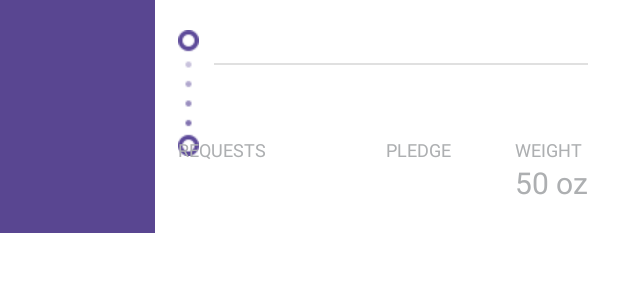
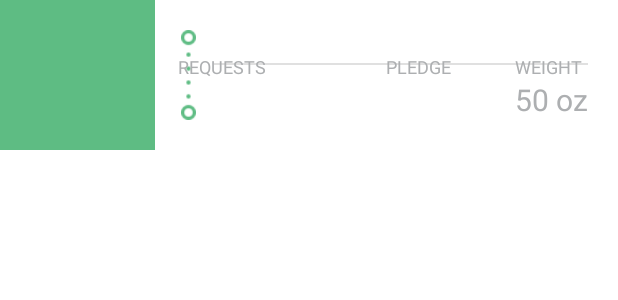
Before and after one commit to smensulaiman/Sticky-Note, an Android app: the layout cell_title_layout.xml on its own in the app's theme, with its tools: preview values and no code run, on a phone screen of 412 x 824 dp. Shown: the top 300 px of the screen. Run offline under Robolectric (Android 15) with nearby library versions, the phone set to English and light mode, and no system bars; Roboto replaces fonts that are not available here.

Commit message:
code update

```diff
--- a/app/src/main/res/layout/cell_title_layout.xml
+++ b/app/src/main/res/layout/cell_title_layout.xml
@@ -1,6 +1,6 @@
 <?xml version="1.0" encoding="utf-8"?>
 <LinearLayout xmlns:android="http://schemas.android.com/apk/res/android"
-              android:layout_width="match_parent"
+              xmlns:app="http://schemas.android.com/apk/res-auto" android:layout_width="match_parent"
               android:layout_height="wrap_content"
               android:background="@color/bgContent"
               android:baselineAligned="false"
@@ -9,9 +9,9 @@
     <!-- LEFT TITLE PART -->
     <RelativeLayout
             android:layout_width="match_parent"
-            android:layout_height="155dp"
+            android:layout_height="100dp"
             android:layout_weight="3"
-            android:background="@color/bgTitleLeft"
+            android:background="@color/color_green"
             android:gravity="center_horizontal"
             android:orientation="vertical"
             android:paddingBottom="20dp"
@@ -66,12 +66,13 @@
         <ImageView
                 android:id="@+id/title_from_to_dots"
                 android:layout_width="wrap_content"
-                android:layout_height="wrap_content"
+                android:layout_height="@dimen/_50sdp"
                 android:layout_alignParentLeft="true"
                 android:layout_alignParentStart="true"
                 android:layout_marginEnd="10dp"
                 android:layout_marginRight="10dp"
-                android:src="@drawable/from_to_purple" />
+                android:src="@drawable/from_to_purple"
+                app:tint="@color/color_green"/>
 
         <TextView
                 android:id="@+id/title_from_address"
```
Also changed, not shown: app/src/main/java/com/acjl/foodmenu/adapter/LunchListAdapter.java (+8 -5 lines), app/src/main/res/layout/row_lunch.xml (+28 -18 lines).
